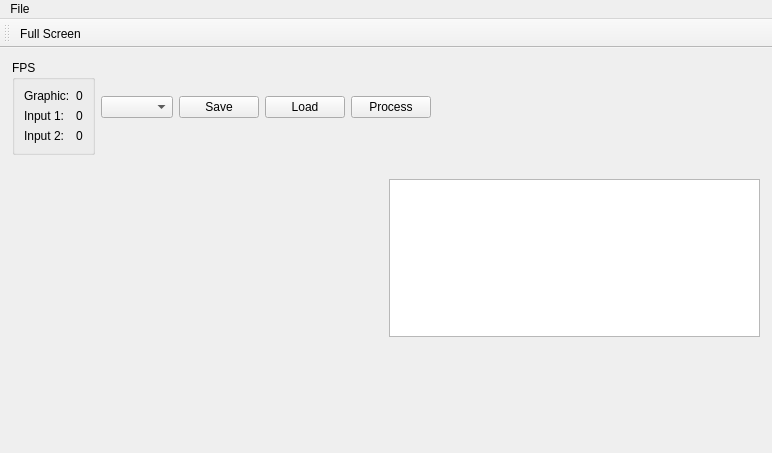
Above: Scenery/gui/mainwindow.ui from dkliminsky/Scenery before the change. Below: the same form after it.
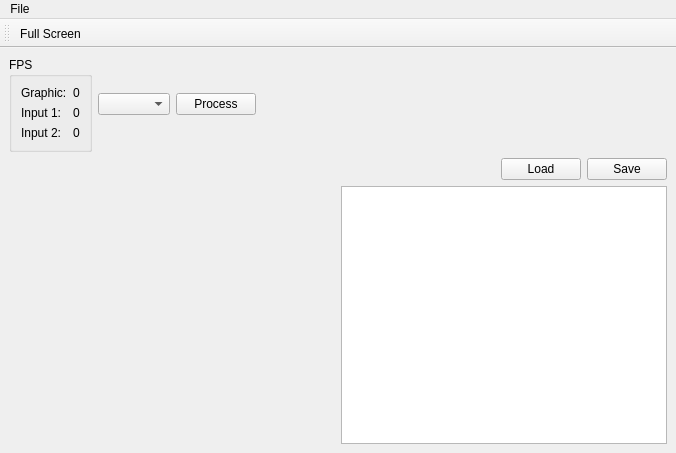
That is the form after the change. Icons and pictures are not drawn.

Diff of the .ui file:
```diff
--- a/Scenery/gui/mainwindow.ui
+++ b/Scenery/gui/mainwindow.ui
@@ -6,7 +6,7 @@
    <rect>
     <x>0</x>
     <y>0</y>
-    <width>772</width>
+    <width>676</width>
     <height>453</height>
    </rect>
   </property>
@@ -14,13 +14,13 @@
    <string>Scenes Control</string>
   </property>
   <widget class="QWidget" name="centralwidget">
-   <layout class="QVBoxLayout" name="verticalLayout">
-    <property name="margin">
-     <number>3</number>
-    </property>
+   <layout class="QVBoxLayout" name="verticalLayout_2">
     <item>
      <widget class="QWidget" name="widget" native="true">
       <layout class="QHBoxLayout" name="horizontalLayout">
+       <property name="margin">
+        <number>0</number>
+       </property>
        <item>
         <widget class="QGroupBox" name="groupBox">
          <property name="title">
@@ -75,20 +75,6 @@
        <item>
         <widget class="QComboBox" name="scenesComboBox"/>
        </item>
-       <item>
-        <widget class="QPushButton" name="saveControlsStatesButton">
-         <property name="text">
-          <string>Save</string>
-         </property>
-        </widget>
-       </item>
-       <item>
-        <widget class="QPushButton" name="loadControlsStatesButton">
-         <property name="text">
-          <string>Load</string>
-         </property>
-        </widget>
-       </item>
        <item>
         <widget class="QPushButton" name="processParamButton">
          <property name="text">
@@ -114,29 +100,67 @@
     </item>
     <item>
      <widget class="QWidget" name="widget_2" native="true">
-      <layout class="QHBoxLayout" name="horizontalLayout_2">
+      <layout class="QHBoxLayout" name="horizontalLayout_3">
+       <property name="margin">
+        <number>0</number>
+       </property>
        <item>
         <widget class="QStackedWidget" name="scenesStackedWidget"/>
        </item>
        <item>
-        <widget class="QTableWidget" name="controlsStatesTable"/>
+        <widget class="QWidget" name="widget_3" native="true">
+         <layout class="QVBoxLayout" name="verticalLayout">
+          <property name="margin">
+           <number>0</number>
+          </property>
+          <item>
+           <widget class="QWidget" name="widget_4" native="true">
+            <layout class="QHBoxLayout" name="horizontalLayout_2">
+             <property name="spacing">
+              <number>6</number>
+             </property>
+             <property name="margin">
+              <number>0</number>
+             </property>
+             <item>
+              <spacer name="horizontalSpacer_2">
+               <property name="orientation">
+                <enum>Qt::Horizontal</enum>
+               </property>
+               <property name="sizeHint" stdset="0">
+                <size>
+                 <width>40</width>
+                 <height>20</height>
+                </size>
+               </property>
+              </spacer>
+             </item>
+             <item>
+              <widget class="QPushButton" name="loadControlsStatesButton">
+               <property name="text">
+                <string>Load</string>
+               </property>
+              </widget>
+             </item>
+             <item>
+              <widget class="QPushButton" name="saveControlsStatesButton">
+               <property name="text">
+                <string>Save</string>
+               </property>
+              </widget>
+             </item>
+            </layout>
+           </widget>
+          </item>
+          <item>
+           <widget class="QTableWidget" name="controlsStatesTable"/>
+          </item>
+         </layout>
+        </widget>
        </item>
       </layout>
      </widget>
     </item>
-    <item>
-     <spacer name="verticalSpacer">
-      <property name="orientation">
-       <enum>Qt::Vertical</enum>
-      </property>
-      <property name="sizeHint" stdset="0">
-       <size>
-        <width>20</width>
-        <height>137</height>
-       </size>
-      </property>
-     </spacer>
-    </item>
    </layout>
   </widget>
   <widget class="QMenuBar" name="menubar">
@@ -144,8 +168,8 @@
     <rect>
      <x>0</x>
      <y>0</y>
-     <width>772</width>
-     <height>25</height>
+     <width>676</width>
+     <height>21</height>
     </rect>
    </property>
    <widget class="QMenu" name="menuFile">
```
